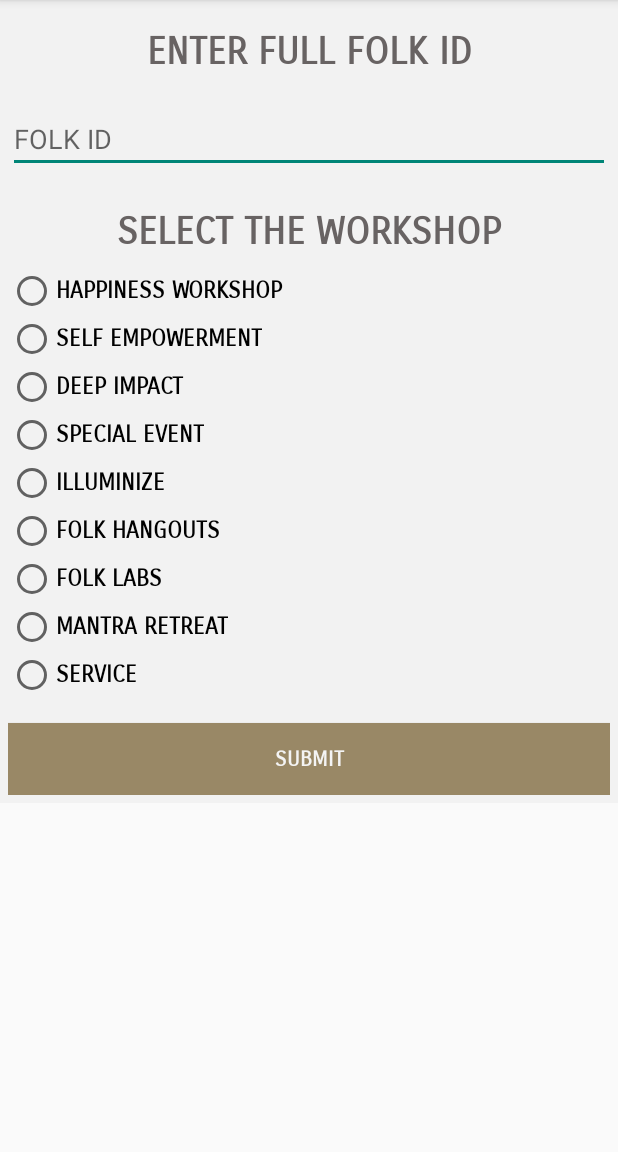
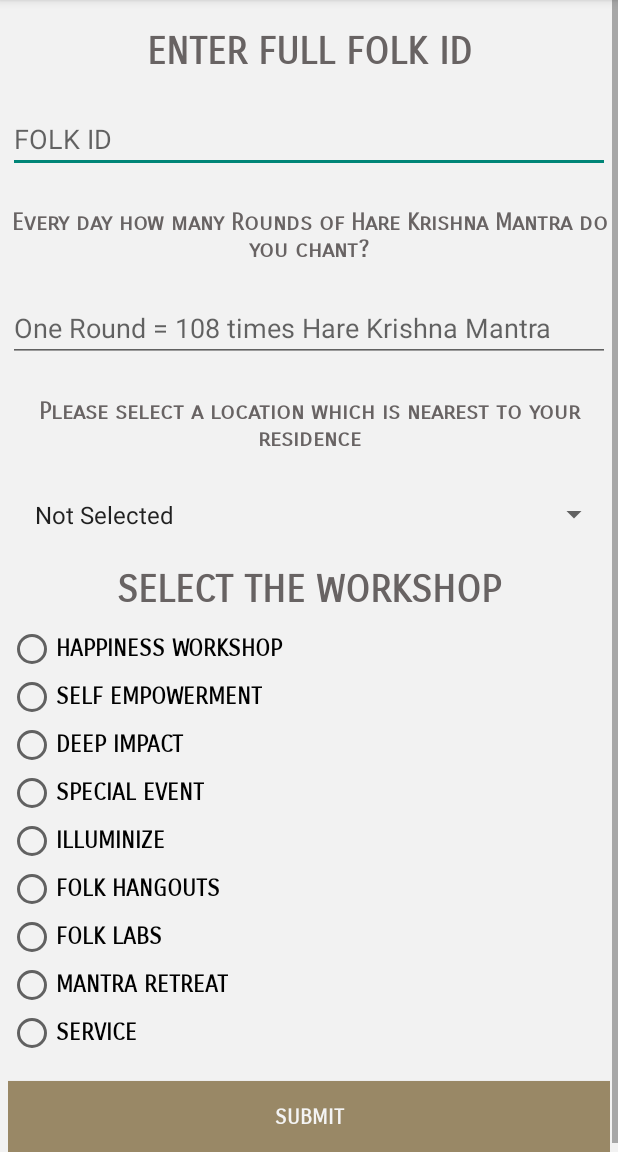
Before and after one commit to folkdeveloper/FOLKBloreAttendance, an Android app: the FOLK screen opened directly, with no data from a screen before it, on a phone screen of 412 x 824 dp, the part 84-1236 px from its top. Run offline under Robolectric (Android 15) with nearby library versions, the phone set to English and light mode, and no system bars; our stand-ins replace Firebase (no records; nobody signed in at launch, a user with empty details on screens opened directly).

Commit message:
Added Japa and area tracking

```diff
--- a/app/src/main/java/in/folknet/folkbloreattendance/FOLK.java
+++ b/app/src/main/java/in/folknet/folkbloreattendance/FOLK.java
@@ -8,10 +8,12 @@ import android.support.v4.app.ActivityCompat;
 import android.support.v4.content.ContextCompat;
 import android.support.v7.app.AppCompatActivity;
 import android.view.View;
+import android.widget.AdapterView;
 import android.widget.Button;
 import android.widget.EditText;
 import android.widget.RadioButton;
 import android.widget.RadioGroup;
+import android.widget.Spinner;
 import android.widget.TextView;
 import android.widget.Toast;
 
@@ -34,11 +36,14 @@ public class FOLK extends AppCompatActivity {
     private RadioButton radioSexButton;
     int flag = 0;
     Button btn;
-    EditText ename,eid;
+    EditText ename,eid, jp;
+
     String val,fin;
     ProgressDialog pd;
 
-    String id,name,fg;
+    String id,name,fg, mjp, sarea;
+    Spinner spinner_area;
+    String selectedItemText;
     RadioGroup rg;
     TextView txt;
     int i;
@@ -53,21 +58,55 @@ public class FOLK extends AppCompatActivity {
 //        if (isOnline())
 //        {
 //            pd.hide();
+            jp = (EditText)findViewById(R.id.etjp);
             btn = (Button) findViewById(R.id.btn);
-            rg = (RadioGroup)findViewById(R.id.radioGroup);
+
+        spinner_area = (Spinner) findViewById(R.id.spinner_area);
+
+
+
+
+
+        rg = (RadioGroup)findViewById(R.id.radioGroup);
             eid = (EditText)findViewById(R.id.et);
             if(ContextCompat.checkSelfPermission(this, android.Manifest.permission.CAMERA) != PackageManager.PERMISSION_GRANTED){
                 ActivityCompat.requestPermissions(this, new String[]{android.Manifest.permission.CAMERA}, PERMISSION_REQUEST);
             }
 
+        spinner_area.setOnItemSelectedListener(new AdapterView.OnItemSelectedListener() {
+            @Override
+            public void onItemSelected(AdapterView<?> parent, View view, int position, long lid) {
+                selectedItemText = spinner_area.getItemAtPosition(position).toString();
+                // Notify the selected item text
+                Toast.makeText
+                        (getApplicationContext(), "Selected : " + selectedItemText, Toast.LENGTH_SHORT)
+                        .show();
+            }
+
+            @Override
+            public void onNothingSelected(AdapterView<?> parent) {
+
+            }
+        });
+
+
             btn.setOnClickListener(new View.OnClickListener() {
                 @Override
-                public void onClick(View v) {
+                public void onClick(View v)
+                {
                     id = eid.getText().toString();
+                    mjp = jp.getText().toString();
+
+
                     if ((id.length() < 11 && id.length() > 6) || (id.length() < 6)){
                         Toast.makeText(getApplicationContext(), "Enter Full FOLK ID!", Toast.LENGTH_SHORT).show();
+                    }else if(mjp.isEmpty()){
+                        Toast.makeText(getApplicationContext(), "You have not entered Japa Rounds!", Toast.LENGTH_SHORT).show();
+                    }else if(selectedItemText.equals("Not Selected")){
+                        Toast.makeText(getApplicationContext(), "You have not selected any Area near to your Residence!", Toast.LENGTH_SHORT).show();
                     }
-                    else {
+                    else
+                    {
                         int selectedId = 0;
                         selectedId = rg.getCheckedRadioButtonId();
                         rb = (RadioButton) findViewById(selectedId);
@@ -154,7 +193,7 @@ public class FOLK extends AppCompatActivity {
 //                        }
 
                                     if (fg == null || id == null || name == null) {
-                                        Toast.makeText(getApplicationContext(), "Enter Correct FOLK ID!", Toast.LENGTH_SHORT).show();
+                                        Toast.makeText(getApplicationContext(), "Try Again!", Toast.LENGTH_SHORT).show();
 //                            eid.setText(id);
 //                            Intent intent = getIntent();
 //                            finish();
@@ -193,29 +232,32 @@ public class FOLK extends AppCompatActivity {
                                             default:
                                         }
                                         int d = year(id);
-                                        if (d == 16){
+                                        if (d == 17){
 
                                             year_fb = "2";
                                         }
-                                        else if(d == 17){
+                                        else if(d == 18){
 
                                             year_fb = "3";
                                         }
                                         else{
                                             year_fb = "1";
                                         }
+                                        Toast.makeText(getApplicationContext(),  year_fb, Toast.LENGTH_SHORT).show();
                                         String Venuee = venue(fg);
 
                                         fin = "    FOLK BANGALORE\n **********************\nName : " + name + "\nFOLK ID : " + id + "\nFOLK Guide : " + fg + "\nTIME : "+date+"/"+ month+"|"+ hours + ":" + minutes+ "\nSESSION : "+ws + "\nMeeting : "+Venuee + "\nCOUPON COLOR : "+c+"\n **********************\n\n\n\n.";
                                         Intent intent = new Intent(FOLK.this, MainActivity.class);
                                         intent.putExtra("message", fin);
                                         intent.putExtra("name",name);
+                                        intent.putExtra("mjp",mjp);
                                         intent.putExtra("fg",fg);
                                         intent.putExtra("time",time);
                                         intent.putExtra("fid",id);
                                         intent.putExtra("ws",ws);
                                         intent.putExtra("counter",i);
                                         intent.putExtra("year_fb",year_fb);
+                                        intent.putExtra("selected_area", selectedItemText);
                                         String a,b;
                                         a = time();
                                         b = sort(fg);
@@ -224,6 +266,7 @@ public class FOLK extends AppCompatActivity {
 
                                         pd.hide();
                                         eid.setText("");
+                                        jp.setText("");
                                         startActivity(intent);
                                     }
                                 }
@@ -284,7 +327,10 @@ public class FOLK extends AppCompatActivity {
 //                        }
 //
 //                    }
-                        }}}
+                        }
+
+                    }
+                }
             });
 //        }
 
@@ -351,6 +397,9 @@ public class FOLK extends AppCompatActivity {
             case "ANBD" :
                 Num = "1";
                 break;
+            case "ATSD" :
+                Num = "20";
+                break;
             case "CTCD" :
                 Num = "2";
                 break;
@@ -393,7 +442,10 @@ public class FOLK extends AppCompatActivity {
             case "KRMD" :
                 Num = "16";
                 break;
-            case "PDRD" :
+                case "KBRD" :
+                Num = "9";
+                break;
+            case "HVGD" :
                 Num = "17";
                 break;
             default:
@@ -410,6 +462,7 @@ public class FOLK extends AppCompatActivity {
         String temp2 = String.valueOf(b);
         temp = temp.concat(temp2);
         int result = Integer.parseInt(temp);
+//        Toast.makeText(getApplicationContext(), result , Toast.LENGTH_SHORT).show();
         return result;
     }
 
@@ -418,6 +471,9 @@ public class FOLK extends AppCompatActivity {
         switch(fguide){
             case "ANBD" :
                 Num = "Gita Counter Cabin";
+                break;
+            case "ATSD" :
+                Num = "2 floor above Radha Krishna Temple";
                 break;
             case "CTCD" :
                 Num = "14 Mtrs East";
@@ -461,8 +517,11 @@ public class FOLK extends AppCompatActivity {
             case "KRMD" :
                 Num = "In His CABIN";
                 break;
-            case "PDRD" :
-                Num = "MVH";
+            case "HVGD" :
+                Num = "3 Mtrs Board Room";
+                break;
+            case "KBRD" :
+                Num = "";
                 break;
             default:
                 Num = "";
--- a/app/src/main/java/in/folknet/folkbloreattendance/FolkGuide.java
+++ b/app/src/main/java/in/folknet/folkbloreattendance/FolkGuide.java
@@ -338,8 +338,8 @@ Bundle bundle;
                 break;
 
             case "HVGD" :
-                Num = "17";
-                break;
+            Num = "17";
+            break;
 
 
             default:
--- a/app/src/main/res/layout/activity_folk.xml
+++ b/app/src/main/res/layout/activity_folk.xml
@@ -50,6 +50,53 @@
                     android:maxLength="11"
                     android:textAllCaps="true"
                     />
+            <TextView
+                android:layout_width="match_parent"
+                android:layout_height="wrap_content"
+                android:text="Every day how many Rounds of Hare Krishna Mantra do you chant?"
+                android:gravity="center"
+                android:layout_marginTop="13dp"
+                android:layout_marginBottom="20dp"
+                android:fontFamily="sans-serif-smallcaps"
+                android:textSize="15dp"
+                android:textStyle="bold"
+                android:textColor="#686363"
+                />
+
+
+
+            <EditText
+                android:id="@+id/etjp"
+                android:layout_width="match_parent"
+                android:layout_height="wrap_content"
+                android:layout_marginBottom="10dp"
+                android:hint="One Round = 108 times Hare Krishna Mantra"
+                android:inputType="textCapCharacters"
+                android:maxLength="11"
+                android:textAllCaps="true"
+                />
+
+            <TextView
+                android:layout_width="match_parent"
+                android:layout_height="wrap_content"
+                android:text="@string/area_prompt"
+                android:gravity="center"
+                android:layout_marginTop="13dp"
+                android:layout_marginBottom="20dp"
+                android:fontFamily="sans-serif-smallcaps"
+                android:textSize="15dp"
+                android:textStyle="bold"
+                android:textColor="#686363"
+                />
+
+            <Spinner
+                android:id="@+id/spinner_area"
+                android:layout_width="match_parent"
+                android:layout_height="wrap_content"
+                android:entries="@array/area_arrays"
+                android:padding="10dp"
+                android:paddingBottom="20dp"
+                android:prompt="@string/area_prompt" />
 
             <TextView
                 android:layout_width="match_parent"
--- a/app/src/main/res/values/strings.xml
+++ b/app/src/main/res/values/strings.xml
@@ -1,6 +1,30 @@
 <resources>
     <string name="app_name">FOLKBloreAttendance</string>
-
     <string name="hello_world">Hello world!</string>
     <string name="action_settings">Settings</string>
+    <string name="area_prompt">Please select a location which is nearest to your residence</string>
+
+    <string-array name="area_arrays">
+        <item>	Not Selected </item>
+        <item>	Basavangudi	</item>
+        <item>	Banashankari	</item>
+        <item>	Bellandur	</item>
+        <item>	BTM Layout	</item>
+        <item>	Ecity	</item>
+        <item>	Hesarghatta	</item>
+        <item>	Indira Nagar	</item>
+        <item>	Jayanagar	</item>
+        <item>	JP Nagar	</item>
+        <item>	Kengeri	</item>
+        <item>	Koramangala	</item>
+        <item>	KR Puram	</item>
+        <item>	Marathalli	</item>
+        <item>	Mathikere	</item>
+        <item>	Rajaji Nagar	</item>
+        <item>	Vijayanagar	</item>
+        <item>	Whitefield	</item>
+        <item>	Out of Station	</item>
+
+    </string-array>
+
 </resources>
```
Also changed, not shown: app/src/main/java/in/folknet/folkbloreattendance/Guest.java (+31 -2 lines), app/src/main/java/in/folknet/folkbloreattendance/MainActivity.java (+6 -2 lines), app/src/main/res/layout/activity_folk_guide.xml (+15 -5 lines), app/src/main/res/layout/activity_guest.xml (+46 -0 lines).
